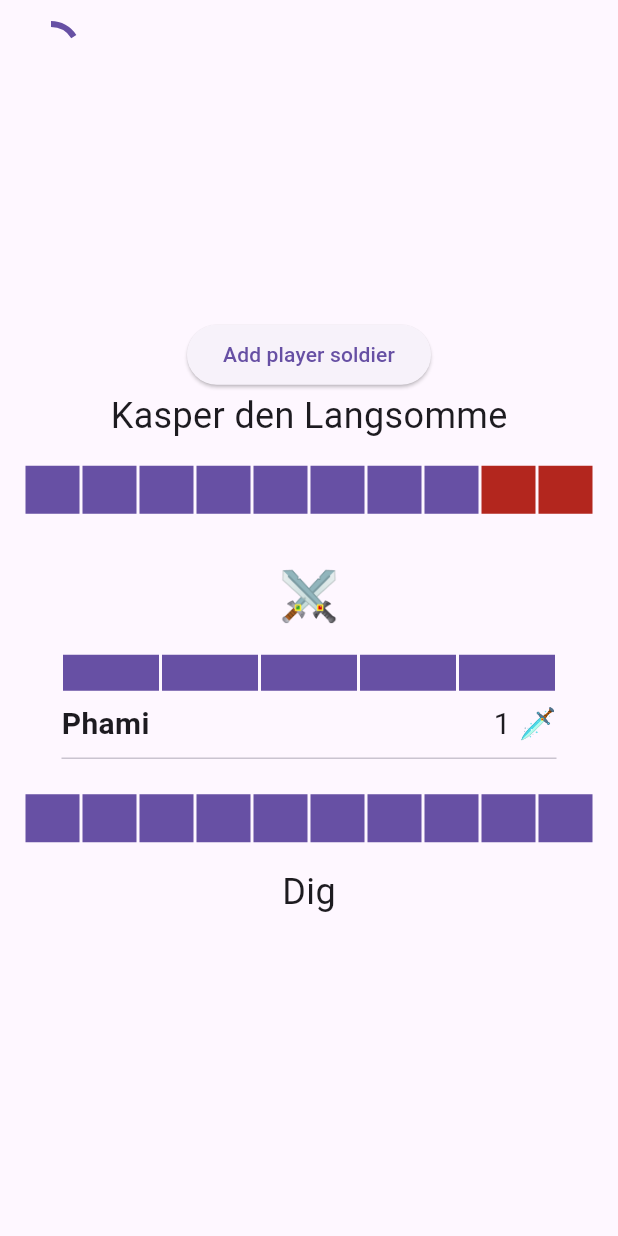
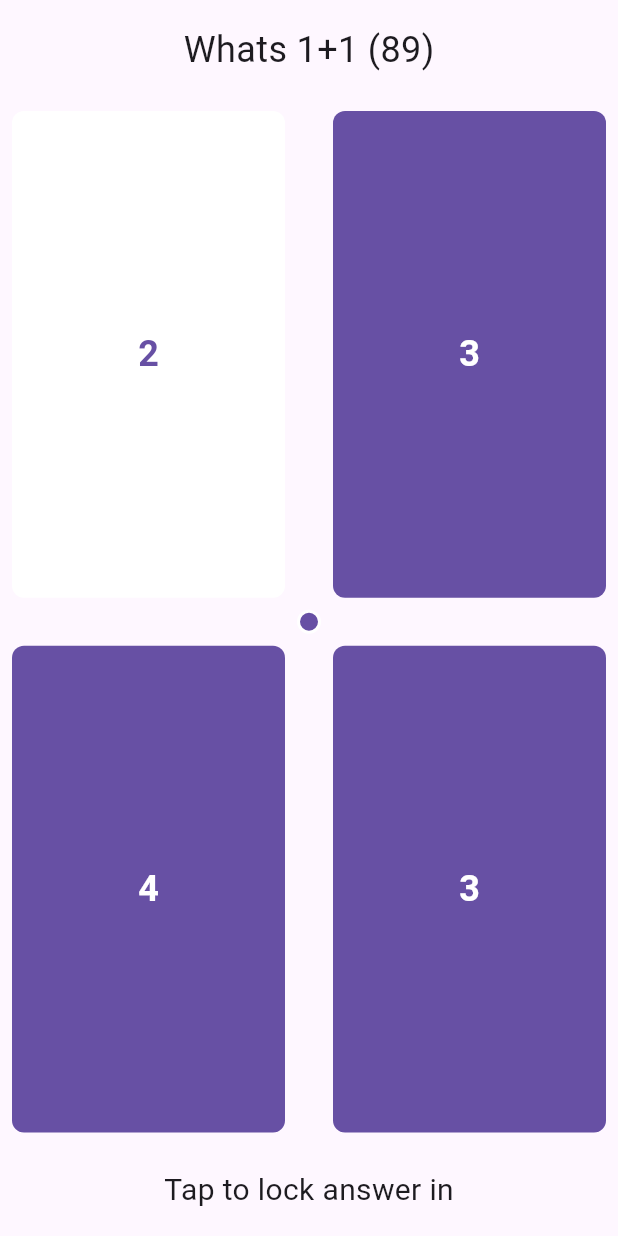
Before and after one commit to Mercantec-GHC/h4-projekt-gruppe2-ttp, a Flutter app: the BattlePage screen opened directly, after a tap on "Add player soldier", on a phone screen of 412 x 824 dp. Run offline on Flutter 3.47's test engine with Material 3 defaults, Android fonts, the phone set to English and light mode, and no system bars; our stand-ins replace sensors_plus.

Commit message:
added answering mechanism

```diff
--- a/mobile/lib/battle_page.dart
+++ b/mobile/lib/battle_page.dart
@@ -3,6 +3,7 @@ import 'dart:async';
 import 'package:flutter/material.dart';
 import 'package:mobile/battle.dart';
 import 'package:mobile/win_overlay.dart';
+import 'package:mobile/trivia_dialogue.dart';
 
 class _Healthbar extends StatelessWidget {
   const _Healthbar({
@@ -250,8 +251,23 @@ class _BattlePageState extends State<BattlePage> with TickerProviderStateMixin {
         builder: (context) => BattleResultPage(victory: playerWon)));
   }
 
-  void _addSoldier() {
-    setState(() => _battle.addPlayerTroop());
+  void _addSoldier() async {
+    final result = await showQuestionDialog(
+        context: context,
+        question: "Whats 1+1",
+        answers: Answers(
+            Answer("2", correct: true),
+            Answer("3", correct: false),
+            Answer("4", correct: false),
+            Answer("1", correct: false)));
+    switch (result) {
+      case AnsweredQuestion(correct: true):
+        setState(() => _battle.addPlayerTroop());
+        break;
+      case AnsweredQuestion(correct: false):
+      case TimeoutReached():
+        break;
+    }
   }
 
   void dangerOverlay() {
--- /dev/null
+++ b/mobile/lib/trivia_dialogue.dart
@@ -0,0 +1,312 @@
+import 'dart:async';
+
+import 'package:flutter/foundation.dart';
+import 'package:flutter/material.dart';
+import 'package:sensors_plus/sensors_plus.dart';
+
+class Answer {
+  final String text;
+  final bool correct;
+
+  const Answer(this.text, {required this.correct});
+}
+
+sealed class QuestionResult {}
+
+class AnsweredQuestion extends QuestionResult {
+  bool correct;
+
+  AnsweredQuestion(this.correct);
+}
+
+class Answers {
+  final Answer topLeft;
+  final Answer topRight;
+  final Answer bottomLeft;
+  final Answer bottomRight;
+
+  Answers(this.topLeft, this.topRight, this.bottomLeft, this.bottomRight);
+}
+
+class TimeoutReached extends QuestionResult {}
+
+Future<QuestionResult> showQuestionDialog(
+    {required BuildContext context,
+    required String question,
+    required Answers answers}) async {
+  final value = await Navigator.push<QuestionResult>(
+    context,
+    MaterialPageRoute(
+      builder: (context) => _QuestionDialog(
+        question: question,
+        answers: answers,
+      ),
+    ),
+  );
+  if (value is! QuestionResult) {
+    return TimeoutReached();
+  }
+  return value;
+}
+
+class _QuestionDialog extends StatefulWidget {
+  const _QuestionDialog({required this.question, required this.answers});
+
+  final String question;
+  final Answers answers;
+
+  @override
+  State<_QuestionDialog> createState() => _QuestionDialogState();
+}
+
+class _Pointer extends StatelessWidget {
+  final double x;
+  final double y;
+  const _Pointer({required this.x, required this.y});
+
+  double _size(double value, double max) {
+    return clampDouble(value, -0.95, 0.95) * max * 0.5;
+  }
+
+  @override
+  Widget build(BuildContext context) {
+    final colorScheme = ColorScheme.of(context);
+
+    return LayoutBuilder(
+      builder: (_, constraints) => Center(
+        child: Container(
+          transform: Matrix4.translationValues(
+            _size(x, constraints.maxWidth),
+            _size(y, constraints.maxHeight),
+            0,
+          ),
+          width: 16,
+          height: 16,
+          decoration: BoxDecoration(
+            color: colorScheme.primary,
+            shape: BoxShape.circle,
+            border: Border.all(color: colorScheme.onPrimary, width: 2.0),
+          ),
+        ),
+      ),
+    );
+  }
+}
+
+class _Answer extends StatelessWidget {
+  final String text;
+  final bool highlighted;
+  const _Answer({required this.text, required this.highlighted});
+
+  @override
+  Widget build(BuildContext context) {
+    final colorScheme = ColorScheme.of(context);
+    return Container(
+      decoration: BoxDecoration(
+        color: highlighted ? colorScheme.onPrimary : colorScheme.primary,
+        borderRadius: BorderRadius.all(
+          Radius.circular(8.0),
+        ),
+      ),
+      child: Center(
+        child: Text(
+          text,
+          style: TextStyle(
+            color: highlighted ? colorScheme.primary : colorScheme.onPrimary,
+            fontSize: 24.0,
+            fontWeight: FontWeight.bold,
+          ),
+        ),
+      ),
+    );
+  }
+}
+
+class Vec2d {
+  final double x;
+  final double y;
+
+  Vec2d({required this.x, required this.y});
+  Vec2d.zero()
+      : x = 0,
+        y = 0;
+}
+
+class _QuestionDialogState extends State<_QuestionDialog> {
+  Vec2d ptr = Vec2d.zero();
+  Vec2d rotation = Vec2d.zero();
+  int secondsLeftToAnswer = 90;
+
+  late final Timer _answerTimer;
+  late final Timer _lerpTimer;
+  late final StreamSubscription _gyroscopeSubscription;
+
+  @override
+  void initState() {
+    _gyroscopeSubscription = gyroscopeEventStream().listen(
+      (GyroscopeEvent event) {
+        rotation = Vec2d(x: rotation.x + event.y, y: rotation.y + event.x);
+      },
+      onError: (error) {},
+      cancelOnError: true,
+    );
+    _lerpTimer = Timer.periodic(Duration(milliseconds: 33), (_) => _lerpPtr());
+    _answerTimer = Timer.periodic(
+      Duration(seconds: 1),
+      (timer) {
+        setState(() {
+          secondsLeftToAnswer -= 1;
+        });
+        if (secondsLeftToAnswer == 0) {
+          _timeoutReached();
+        }
+      },
+    );
+    super.initState();
+  }
+
+  double _lerpDouble(double pos, double tgt, double alpha) {
+    return (tgt - pos) * alpha + pos;
+  }
+
+  void _lerpPtr() {
+    setState(() {
+      ptr = Vec2d(
+        x: _lerpDouble(ptr.x, rotation.x, 0.1),
+        y: _lerpDouble(ptr.y, rotation.y, 0.1),
+      );
+    });
+  }
+
+  @override
+  void dispose() {
+    _lerpTimer.cancel();
+    _answerTimer.cancel();
+    _gyroscopeSubscription.cancel();
+    super.dispose();
+  }
+
+  bool _isAnswerCorrect() {
+    bool correct;
+    if (ptr.x <= 0 && ptr.y <= 0) {
+      correct = widget.answers.topLeft.correct;
+    } else if (ptr.x <= 0 && ptr.y > 0) {
+      correct = widget.answers.bottomLeft.correct;
+    } else if (ptr.x > 0 && ptr.y <= 0) {
+      correct = widget.answers.topRight.correct;
+    } else if (ptr.x > 0 && ptr.y > 0) {
+      correct = widget.answers.bottomRight.correct;
+    } else {
+      throw Exception("unreachable");
+    }
+    return correct;
+  }
+
+  void _timeoutReached() {
+    final result = TimeoutReached();
+    return Navigator.of(context).pop(result);
+  }
+
+  void _lockAnswerIn() {
+    final result = AnsweredQuestion(_isAnswerCorrect());
+    return Navigator.of(context).pop(result);
+  }
+
+  @override
+  Widget build(BuildContext context) {
+    return GestureDetector(
+      onTap: () => _lockAnswerIn(),
+      child: Scaffold(
+        body: SafeArea(
+          child: Column(
+            children: [
+              Padding(
+                padding: EdgeInsets.all(16.0),
+                child: Text(
+                  "${widget.question} ($secondsLeftToAnswer)",
+                  style: TextStyle(fontSize: 24.0),
+                ),
+              ),
+              _AnswersScreen(answers: widget.answers, ptr: ptr),
+              Padding(
+                padding: EdgeInsets.all(16.0),
+                child: Text(
+                  "Tap to lock answer in",
+                  style: TextStyle(fontSize: 20.0),
+                ),
+              ),
+            ],
+          ),
+        ),
+      ),
+    );
+  }
+}
+
+class _AnswersScreen extends StatelessWidget {
+  const _AnswersScreen({
+    required this.answers,
+    required this.ptr,
+  });
+
+  final double spacing = 32;
+  final Answers answers;
+  final Vec2d ptr;
+
+  Widget _answerColumn({
+    required Answer top,
+    required Answer bottom,
+    required bool highlighted,
+  }) {
+    return Expanded(
+      child: Column(
+        spacing: spacing,
+        children: [
+          Expanded(
+            child: _Answer(
+              text: top.text,
+              highlighted: highlighted && ptr.y <= 0,
+            ),
+          ),
+          Expanded(
+            child: _Answer(
+              text: bottom.text,
+              highlighted: highlighted && ptr.y > 0,
+            ),
+          ),
+        ],
+      ),
+    );
+  }
+
+  @override
+  Widget build(BuildContext context) {
+    return Expanded(
+      child: Stack(
+        children: [
+          Center(
+            child: Padding(
+              padding: EdgeInsets.all(8.0),
+              child: Row(
+                spacing: spacing,
+                children: [
+                  _answerColumn(
+                    top: answers.topLeft,
+                    bottom: answers.bottomLeft,
+                    highlighted: ptr.x <= 0,
+                  ),
+                  _answerColumn(
+                    top: answers.topRight,
+                    bottom: answers.topRight,
+                    highlighted: ptr.x > 0,
+                  ),
+                ],
+              ),
+            ),
+          ),
+          _Pointer(x: ptr.x, y: ptr.y)
+        ],
+      ),
+    );
+  }
+}
--- a/mobile/pubspec.yaml
+++ b/mobile/pubspec.yaml
@@ -36,6 +36,7 @@ dependencies:
   cupertino_icons: ^1.0.8
   provider: ^6.1.2
   http: ^1.3.0
+  sensors_plus: ^6.1.1
 
 dev_dependencies:
   flutter_test:
```
Also changed, not shown: mobile/pubspec.lock.
